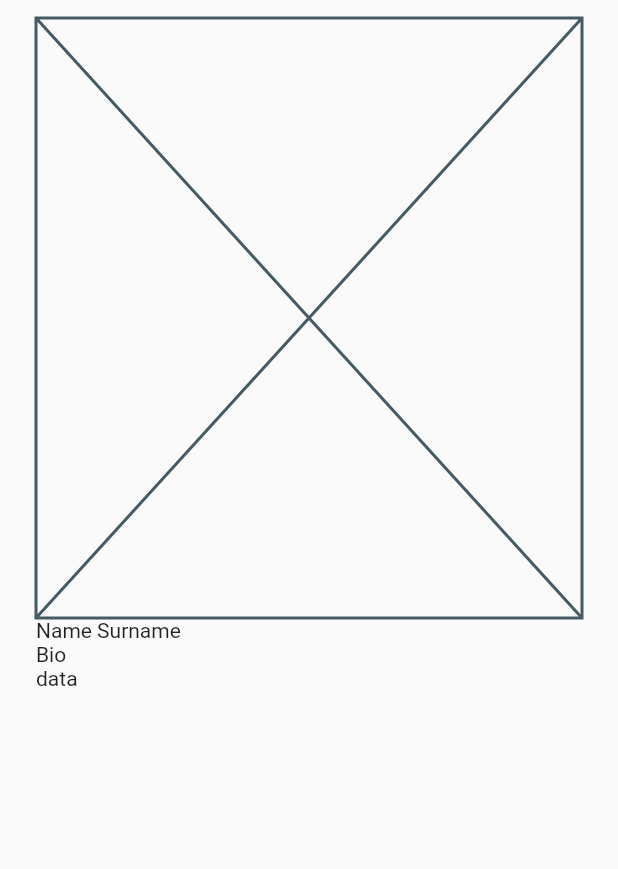
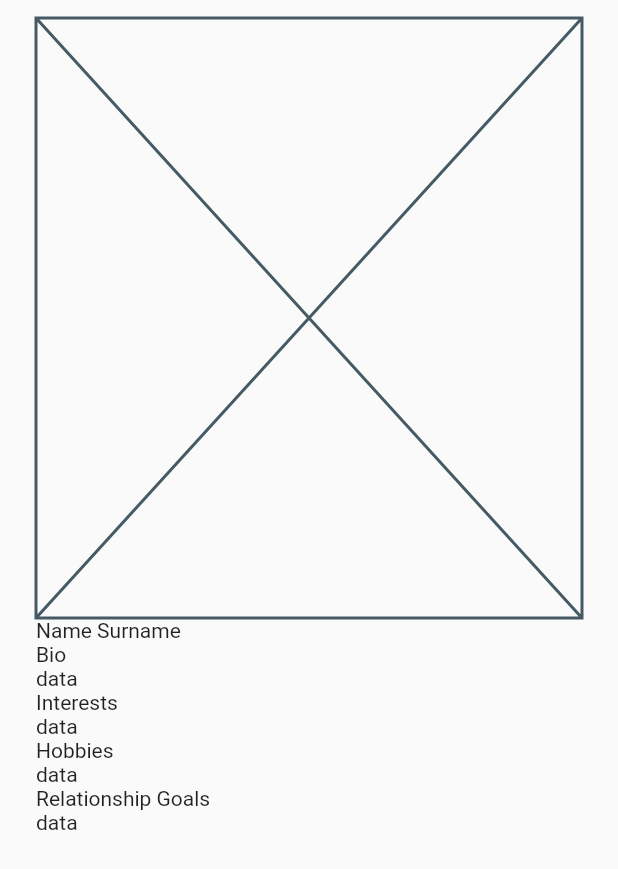
Before and after one commit to samuel-s-marques/thisdatedoesnotexist, a Flutter app: the ProfilePage screen opened directly, on a phone screen of 412 x 824 dp. Shown: the top 869 px of the screen. Run offline on Flutter 3.47's test engine with Material 2 defaults, Android fonts, the phone set to English and light mode, and no system bars; our stand-ins replace firebase_auth, firebase_core, flutter_mobx, flutter_modular, flutter_svg, google_sign_in and 1 more; accounts and stored records are empty; generated files the repository leaves out were written again.

```diff
--- a/lib/app/features/profile/pages/profile_page.dart
+++ b/lib/app/features/profile/pages/profile_page.dart
@@ -34,7 +34,19 @@ class _ProfilePageState extends State<ProfilePage> {
             SectionWidget(
               title: 'Bio',
               content: Text('data'),
-            )
+            ),
+            SectionWidget(
+              title: 'Interests',
+              content: Text('data'),
+            ),
+            SectionWidget(
+              title: 'Hobbies',
+              content: Text('data'),
+            ),
+            SectionWidget(
+              title: 'Relationship Goals',
+              content: Text('data'),
+            ),
           ],
         ),
       ),
```
